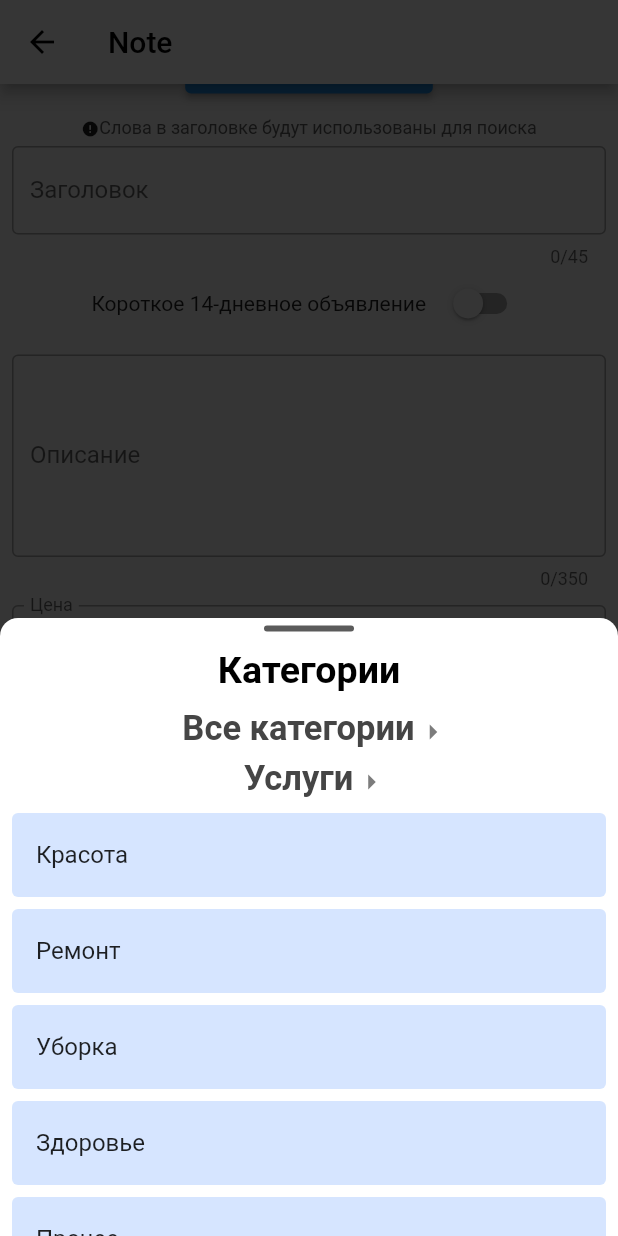
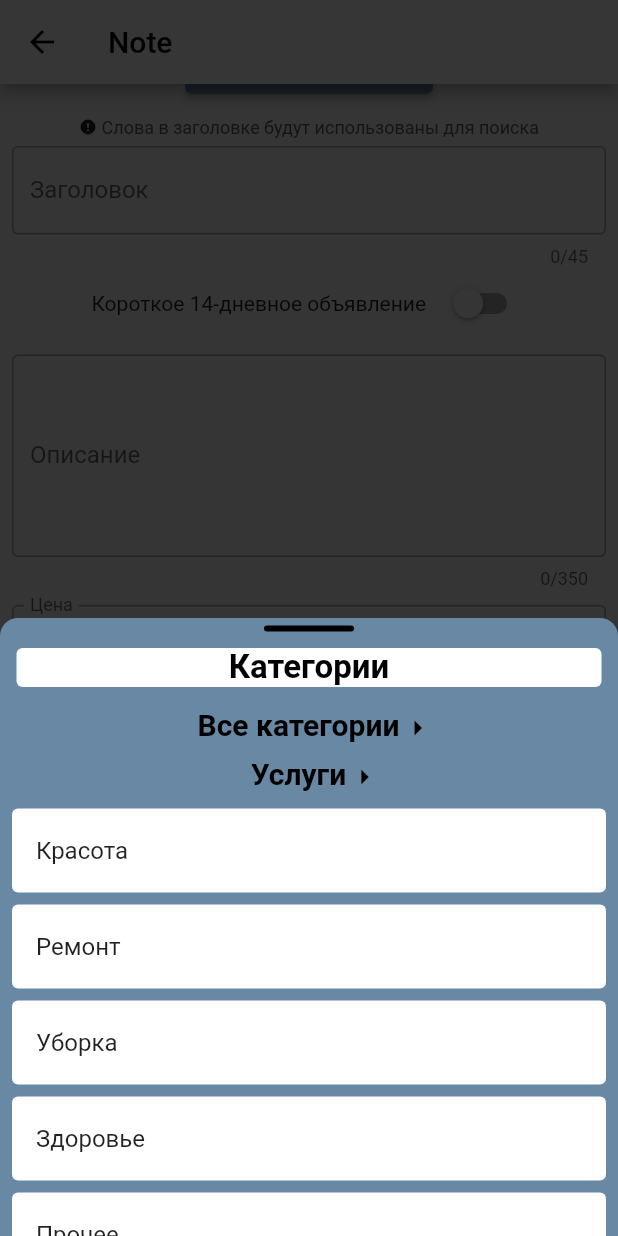
Before and after one commit to Qva3ar/shkaf, a Flutter app: the UpdateNoteView screen opened by its route, scrolled down 311 dp, after a tap on "Выбрать", on a phone screen of 412 x 824 dp. Run offline on Flutter 3.47's test engine with Material 2 defaults, Android fonts, the phone set to English and light mode, and no system bars; our stand-ins replace bloc, cached_network_image, carousel_slider, cloud_firestore, equatable, firebase_analytics and 17 more; missing offline and left inert: in_app_update, universal_html; accounts and stored records are empty; generated files the repository leaves out were written again.

Commit message:
theme customization

```diff
--- a/lib/main.dart
+++ b/lib/main.dart
@@ -82,6 +82,12 @@ void main() async {
                   appBarTheme: const AppBarTheme(
                       backgroundColor: Colors.white,
                       foregroundColor: Colors.black),
+                  elevatedButtonTheme: ElevatedButtonThemeData(
+                    style: ElevatedButton.styleFrom(
+                      backgroundColor: Color.fromARGB(255, 104, 136, 164),
+                      foregroundColor: Colors.white,
+                    ),
+                  ),
                   bottomSheetTheme: const BottomSheetThemeData(
                       backgroundColor: Colors.black54)),
               home: firebase != null
--- a/lib/views/notes/notes_all.dart
+++ b/lib/views/notes/notes_all.dart
@@ -79,6 +79,8 @@ class _NotesViewState extends State<NotesAll> {
 
   showModal() {
     showModalBottomSheet(
+      backgroundColor: Colors.transparent,
+      barrierColor: Colors.transparent,
       context: context,
       isScrollControlled: true,
       isDismissible: true,
@@ -320,9 +322,9 @@ class _NotesViewState extends State<NotesAll> {
               },
             ),
             floatingActionButtonLocation:
-                FloatingActionButtonLocation.centerDocked,
+                FloatingActionButtonLocation.centerFloat,
             floatingActionButton: Container(
-              height: 55,
+              height: 35,
               margin: const EdgeInsets.symmetric(horizontal: 8),
               child: ElevatedButton(
                 onPressed: () {
@@ -333,7 +335,7 @@ class _NotesViewState extends State<NotesAll> {
                     _notesService.categoryNameForSheet.value ?? "Категории",
                     textAlign: TextAlign.center,
                     style: const TextStyle(
-                        fontSize: 24,
+                        fontSize: 16,
                         fontWeight: FontWeight.bold,
                         color: Color.fromARGB(255, 228, 228, 228)),
                   ),
@@ -355,7 +357,7 @@ Widget bottomDetailsSheet(
     builder: (BuildContext context, ScrollController scrollController) {
       return Container(
         decoration: const BoxDecoration(
-            color: Colors.white,
+            color: Color.fromARGB(255, 104, 136, 164),
             borderRadius: BorderRadius.only(
                 topLeft: Radius.circular(12.0),
                 topRight: Radius.circular(12.0))),
@@ -371,7 +373,7 @@ Widget bottomDetailsSheet(
                     width: 60,
                     decoration: BoxDecoration(
                       borderRadius: BorderRadius.circular(50),
-                      color: const Color.fromARGB(255, 91, 91, 91),
+                      color: Color.fromARGB(255, 0, 0, 0),
                     ),
                   ),
                 ),
@@ -387,7 +389,7 @@ Widget bottomDetailsSheet(
                           selectedCat,
                           textAlign: TextAlign.center,
                           style: const TextStyle(
-                              fontSize: 25,
+                              fontSize: 22,
                               fontWeight: FontWeight.bold,
                               color: Colors.black),
                         ),
@@ -416,10 +418,10 @@ Widget bottomDetailsSheet(
                                   child: Text(
                                     u['name'].toString(),
                                     style: const TextStyle(
-                                        fontSize: 23,
+                                        fontSize: 20,
                                         fontWeight: FontWeight.bold,
                                         backgroundColor: Colors.transparent,
-                                        color: Color.fromARGB(255, 69, 69, 69)),
+                                        color: Colors.black),
                                   ),
                                 ),
                                 const Center(
@@ -427,7 +429,7 @@ Widget bottomDetailsSheet(
                                     padding: EdgeInsets.only(top: 4),
                                     child: Icon(
                                       Icons.arrow_right,
-                                      color: Color.fromARGB(255, 124, 124, 124),
+                                      color: Color.fromARGB(255, 0, 0, 0),
                                     ),
                                   ),
                                 )
@@ -445,7 +447,7 @@ Widget bottomDetailsSheet(
                           },
                           child: Card(
                             elevation: 0,
-                            color: Color.fromARGB(128, 173, 204, 255),
+                            color: Color.fromARGB(255, 255, 255, 255),
                             child: ListTile(title: Text(e['name'].toString())),
                           ),
                         )))
--- a/lib/views/notes/update_note_view.dart
+++ b/lib/views/notes/update_note_view.dart
@@ -423,13 +423,15 @@ class _CreateUpdateNoteViewState extends State<UpdateNoteView> {
                   text: const TextSpan(
                     children: [
                       WidgetSpan(
+                        alignment: PlaceholderAlignment.middle,
                         child: Icon(Icons.error, size: 12),
                       ),
                       TextSpan(
                         style: TextStyle(
                             fontSize: 12,
                             color: Color.fromARGB(255, 95, 95, 95)),
-                        text: "Слова в заголовке будут использованы для поиска",
+                        text:
+                            " Слова в заголовке будут использованы для поиска",
                       ),
                     ],
                   ),
@@ -557,9 +559,10 @@ class _CreateUpdateNoteViewState extends State<UpdateNoteView> {
           ),
         ),
       ),
-      bottomSheet: ButtonTheme(
-        minWidth: 200.0,
-        height: 100.0,
+      bottomSheet: Container(
+        height: 40,
+        width: MediaQuery.of(context).size.width,
+        color: Colors.transparent,
         child: ElevatedButton(
             style: ElevatedButton.styleFrom(
               minimumSize: const Size.fromHeight(40),
```
Also changed, not shown: pubspec.lock.
